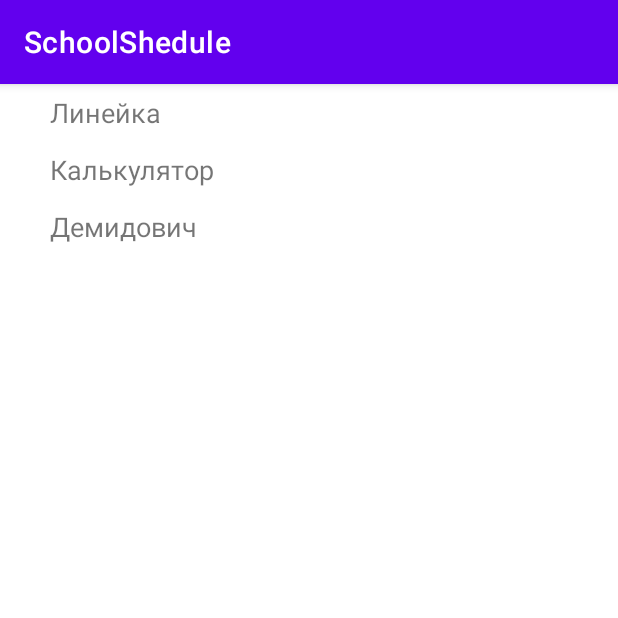
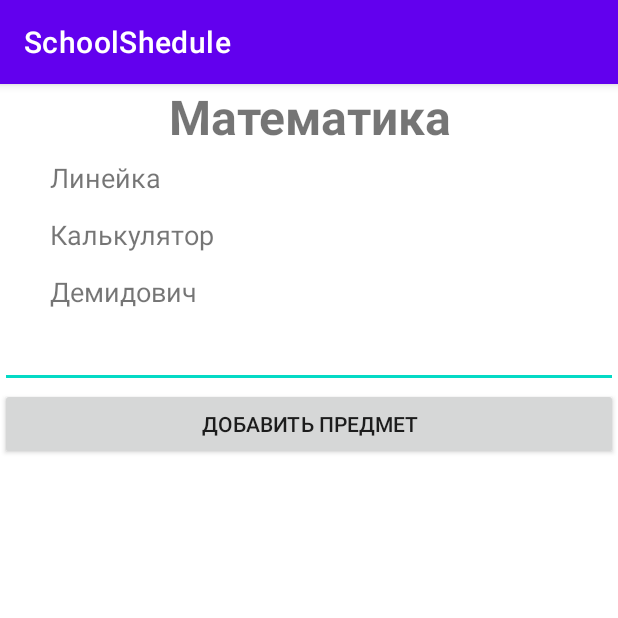
Before and after one commit to alkaprog/SchoolSchedule, an Android app: the screen it shows after launch (ItemsList), after a tap on "Математика", on a phone screen of 412 x 824 dp, the top half of it. Run offline under Robolectric (Android 15) with nearby library versions, the phone set to English and light mode, and no system bars.

Commit message:
New items for subject can be added by user and stored in Shared Preferences

```diff
--- a/app/src/main/java/com/example/schoolshedule/MainActivity.kt
+++ b/app/src/main/java/com/example/schoolshedule/MainActivity.kt
@@ -9,10 +9,12 @@ import android.R.attr.right
 
 import android.R.attr.left
 import android.content.Intent
+import android.content.SharedPreferences
 import android.view.View
 
 
 class MainActivity : AppCompatActivity() {
+    private lateinit var pref: SharedPreferences
     private var subjectSchedule = arrayOf<Array<String>>()
     private var dayViews = arrayOf<LinearLayout>()
 
@@ -21,7 +23,7 @@ class MainActivity : AppCompatActivity() {
         setContentView(R.layout.activity_main)
         fillSchedule()
         addListenersToTitles()
-
+        init()
     }
 
     private fun addListenersToTitles() {
@@ -145,4 +147,8 @@ class MainActivity : AppCompatActivity() {
         return id
     }
 
+    private fun init() {
+        pref = getSharedPreferences("UserData", MODE_PRIVATE)
+    }
+
 }
--- a/app/src/main/res/layout/activity_items_for_particular_day.xml
+++ b/app/src/main/res/layout/activity_items_for_particular_day.xml
@@ -10,5 +10,8 @@
         android:id="@+id/items_for_particular_day"
         android:layout_width="match_parent"
         android:layout_height="match_parent"
-        android:orientation="vertical"></LinearLayout>
+        android:orientation="vertical">
+
+
+    </LinearLayout>
 </ScrollView>
--- a/app/src/main/res/layout/activity_items_list.xml
+++ b/app/src/main/res/layout/activity_items_list.xml
@@ -11,6 +11,15 @@
         android:layout_width="match_parent"
         android:layout_height="match_parent"
         android:orientation="vertical">
+
+        <TextView
+            android:id="@+id/SubjectName"
+            android:layout_width="match_parent"
+            android:layout_height="wrap_content"
+            android:gravity="center"
+            android:textSize="32dp"
+            android:textStyle="bold"></TextView>
+
     </LinearLayout>
 
 </ScrollView>
```
Also changed, not shown: app/src/main/java/com/example/schoolshedule/ItemsList.kt (+76 -4 lines).
